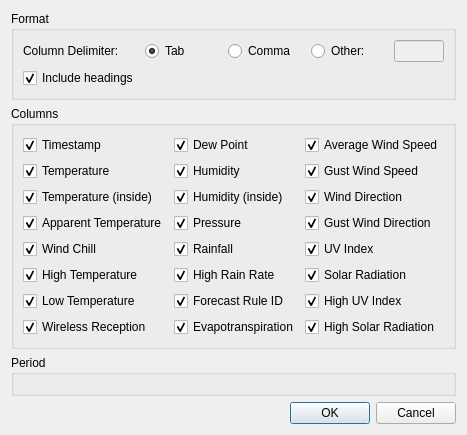
Qt form desktop/exportdialog.ui (davidrg/zxweather) before a commit.
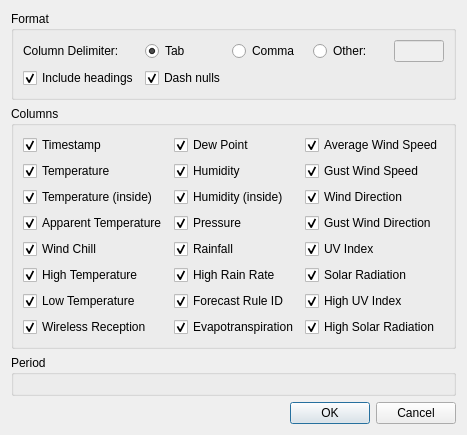
The same form after that commit. Icons and pictures are not drawn. Custom widgets are drawn as their Qt base class.

Commit message: Fix handling of missing or invalid data (#135):  * Nulls are now detected in the data file web task and propagated to the web    cache DB  * Both the WebCacheDB and DatabaseDataSource return nulls as NaN which    QCustomPlot plots as a gap  * View data set window displays nulls as --  * Export can export nulls as either "" or "--"  * Gaps for missing samples are inserted into query results so gaps in graphs    for entirely missing samples (rather than just a sample that has, eg, outdoor    sensors nulled) now plot correctly.

Diff of the .ui file:
```diff
--- a/desktop/exportdialog.ui
+++ b/desktop/exportdialog.ui
@@ -81,6 +81,16 @@
         </property>
        </widget>
       </item>
+      <item row="1" column="1">
+       <widget class="QCheckBox" name="cbDashNulls">
+        <property name="text">
+         <string>Dash nulls</string>
+        </property>
+        <property name="checked">
+         <bool>true</bool>
+        </property>
+       </widget>
+      </item>
      </layout>
     </widget>
    </item>
```
Left out of the diff: 1 changed line with no effect on the pictures. The commit also changes 10 other files.
